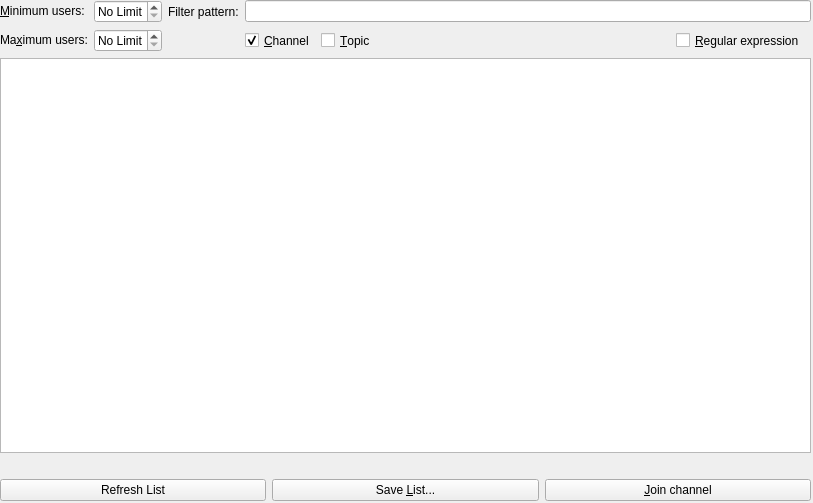
Above: src/irc/channellistpanelui.ui from KDE/konversation before the change. Below: the same form after it.
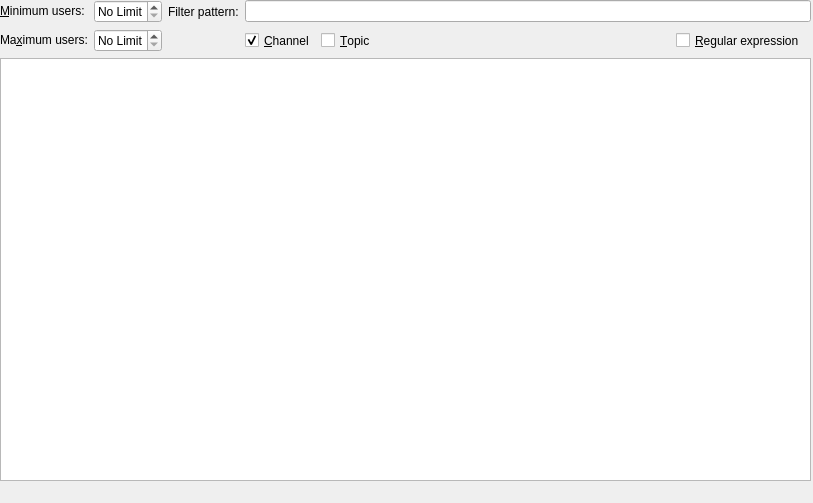
That is the form after the change. Custom widgets are drawn as their Qt base class.

Commit message: Toolbarify channel list.

Patch:
```diff
--- a/src/irc/channellistpanelui.ui
+++ b/src/irc/channellistpanelui.ui
@@ -55,35 +55,7 @@
       </property>
      </widget>
     </item>
-    <item row="14" column="0" colspan="9">
-     <layout class="QHBoxLayout" name="horizontalLayout_2">
-      <item>
-       <widget class="QPushButton" name="m_refreshListBtn">
-        <property name="text">
-         <string>Refresh List</string>
-        </property>
-       </widget>
-      </item>
-      <item>
-       <widget class="QPushButton" name="m_saveListBtn">
-        <property name="text">
-         <string>Save &amp;List...</string>
-        </property>
-       </widget>
-      </item>
-      <item>
-       <widget class="QPushButton" name="m_joinChanBtn">
-        <property name="whatsThis">
-         <string>Click here to join the channel. A new tab is created for the channel.</string>
-        </property>
-        <property name="text">
-         <string>&amp;Join channel</string>
-        </property>
-       </widget>
-      </item>
-     </layout>
-    </item>
-    <item row="5" column="0" colspan="9">
+    <item row="5" column="0" colspan="8">
      <widget class="QTreeView" name="m_channelListView">
       <property name="contextMenuPolicy">
        <enum>Qt::CustomContextMenu</enum>
@@ -150,7 +122,7 @@
       </property>
      </widget>
     </item>
-    <item row="1" column="3" colspan="6">
+    <item row="1" column="3" colspan="5">
      <widget class="KLineEdit" name="m_filterLine">
       <property name="contextMenuPolicy">
        <enum>Qt::CustomContextMenu</enum>
@@ -163,7 +135,7 @@
       </property>
      </widget>
     </item>
-    <item row="2" column="6">
+    <item row="2" column="5">
      <spacer name="horizontalSpacer">
       <property name="orientation">
        <enum>Qt::Horizontal</enum>
@@ -176,7 +148,7 @@
       </property>
      </spacer>
     </item>
-    <item row="2" column="7">
+    <item row="2" column="6">
      <widget class="QCheckBox" name="m_regexBox">
       <property name="sizePolicy">
        <sizepolicy hsizetype="Fixed" vsizetype="Preferred">
@@ -189,7 +161,7 @@
       </property>
      </widget>
     </item>
-    <item row="13" column="0" colspan="9">
+    <item row="13" column="0" colspan="8">
      <layout class="QHBoxLayout" name="horizontalLayout_3">
       <item>
        <widget class="QLabel" name="m_statsLabel">
```
The commit also changes 2 other files.
